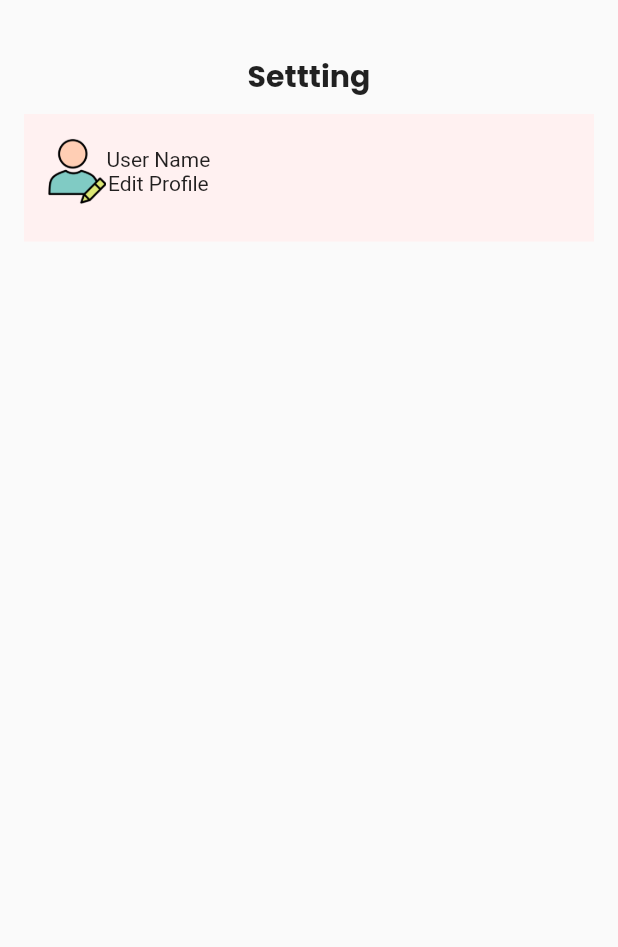
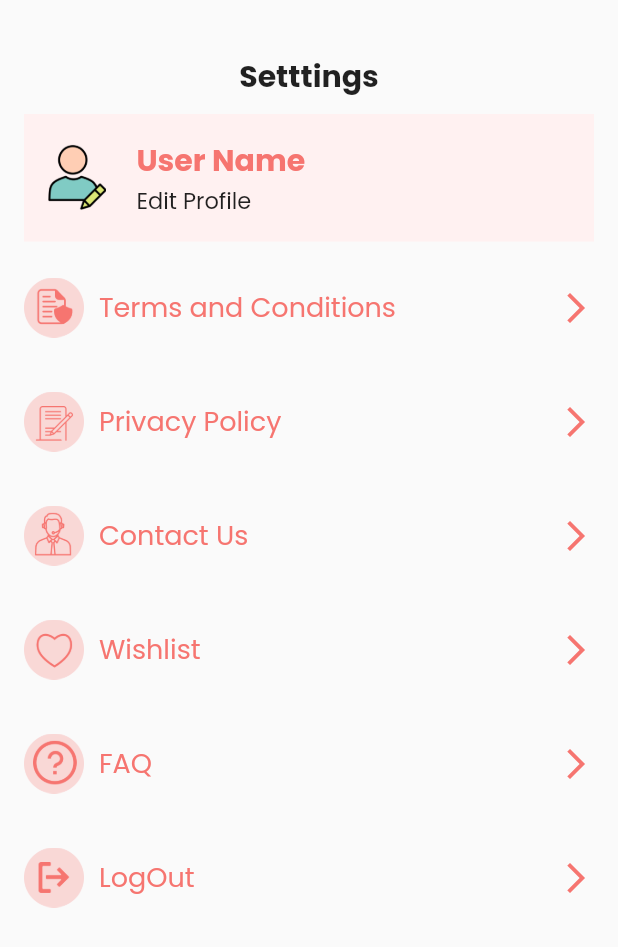
Before and after one commit to shivang2828/firstdose_user_shivang, a Flutter app: the Profile screen opened directly, on a phone screen of 412 x 824 dp. Shown: the top 947 px of the screen. Run offline on Flutter 3.47's test engine with Material 3 defaults, Android fonts, the phone set to English and light mode, and no system bars; our stand-ins replace flutter_image_slideshow, get, google_fonts, pinput, shared_preferences and 1 more; missing offline and left inert: dart:ffi; accounts and stored records are empty.

Commit message:
profile_page

```diff
--- a/lib/Views/Dashboard/Profile/Profile.dart
+++ b/lib/Views/Dashboard/Profile/Profile.dart
@@ -1,8 +1,15 @@
+import 'package:firstdose_user/Controller/WebView.dart';
+import 'package:firstdose_user/Styles/ImageStyle.dart';
+import 'package:firstdose_user/Views/Auth/loginScreen.dart';
 import 'package:flutter/material.dart';
 import 'package:get/get.dart';
 import 'package:get/get_core/src/get_main.dart';
 import 'package:google_fonts/google_fonts.dart';
+import 'package:shared_preferences/shared_preferences.dart';
+import 'package:webview_flutter/webview_flutter.dart';
 import '../../../Styles/ColorStyle.dart';
+import '../../../Styles/CustomTextStyles.dart';
+import '../../../Utils/Const.dart';
 
 class Profile extends StatefulWidget {
   const Profile({super.key});
@@ -12,6 +19,12 @@ class Profile extends StatefulWidget {
 }
 
 class _ProfileState extends State<Profile> {
+  @override
+  void initState() {
+    // TODO: implement initState
+    super.initState();
+  }
+
   @override
   Widget build(BuildContext context) {
     return Scaffold(
@@ -28,7 +41,7 @@ class _ProfileState extends State<Profile> {
                 mainAxisAlignment: MainAxisAlignment.center,
                 children: [
                   Text(
-                    "Settting",
+                    "Setttings",
                     style: GoogleFonts.poppins(
                       fontSize: 20,
                       fontWeight: FontWeight.bold,
@@ -37,7 +50,6 @@ class _ProfileState extends State<Profile> {
                 ],
               ),
               const SizedBox(height: 10),
-
               Container(
                 // alignment: Alignment.centerLeft,
                 height: 85,
@@ -50,26 +62,115 @@ class _ProfileState extends State<Profile> {
                     children: [
                       Row(
                         children: [
-                          Image.asset('assets/images/editProfile.png',
+                          InkWell(
+                            onTap: () {
+                              Get.back();
+                            },
+                            child: Image.asset(
+                              'assets/images/editProfile.png',
                               fit: BoxFit.cover,
                               height: 45,
+
                               // alignment: Alignment.topLeft,
                             ),
-                          const SizedBox(height: 10),
+                          ),
+                          const SizedBox(width: 20),
                           Column(
+                            crossAxisAlignment: CrossAxisAlignment.start,
                             children: [
-                              Text('User Name'),
-                              Text('Edit Profile'),
+                              Text('User Name',
+                                  style: GoogleFonts.poppins(
+                                    fontSize: 20,
+                                    color: ColorStyle.themeColor,
+                                    fontWeight: FontWeight.bold,
+                                  )),
+                              Text('Edit Profile',
+                                  style: GoogleFonts.poppins(
+                                    fontSize: 15,
+                                  )),
                             ],
                           ),
-
                         ],
                       )
-
                     ],
                   ),
                 ),
+              ),
+              const SizedBox(height: 20),
+              InkWell(
+                onTap: () {
+                  Get.to(() => WebView(
+                        url:
+                            'https://kbdevs.com/firstdose/terms-and-conditions',
+                      ));
+                },
+                child: customContainer(
+                    imageName: ImageStyle.termsAndConditions,
+                    name: 'Terms and Conditions'),
+              ),
+              const SizedBox(height: 30),
+              InkWell(
+                onTap: () {
+                  Get.to(() => WebView(
+                        url: 'https://kbdevs.com/firstdose/privacy-policy',
+                      ));
+                },
+                child: customContainer(
+                    imageName: ImageStyle.privacyPolicy,
+                    name: 'Privacy Policy'),
+              ),
+              const SizedBox(height: 30),
+              InkWell(
+                onTap: () {
+                  Get.to(() =>
+                      WebView(url: 'https://kbdevs.com/firstdose/contact-us'));
+                },
+                child: customContainer(
+                  imageName: ImageStyle.contactUs,
+                  name: 'Contact Us',
+                ),
+              ),
+              const SizedBox(height: 30),
+              customContainer(imageName: ImageStyle.wishlist, name: 'Wishlist'),
+              const SizedBox(height: 30),
+              InkWell(
+                  onTap: () {
+                    Get.to(() => WebView(
+                          url: 'https://kbdevs.com/firstdose/faq',
+                        ));
+                  },
+                  child:
+                      customContainer(imageName: ImageStyle.faq, name: 'FAQ')),
+              const SizedBox(height: 30),
+              InkWell(
+                  onTap: () => showDialog<String>(
+                        context: context,
+                        builder: (BuildContext context) => AlertDialog(
+                          title: const Text('Logout'),
+                          content: const Text('Are you Sure, want to logout'),
+                          actions: <Widget>[
+                            TextButton(
+                              onPressed: () => Navigator.pop(context, 'Cancel'),
+                              child: const Text('Cancel'),
+                            ),
+                            TextButton(
+                              onPressed: () async {
+                                SharedPreferences sharedPref =
+                                    await SharedPreferences.getInstance();
+
+                                await sharedPref.clear();
+
+                                // Perform the navigation
+                                Get.offAll(() => LoginScreen());
+                              },
+                              child: const Text('OK'),
                             )
+                          ],
+                        ),
+                      ),
+                  child: customContainer(
+                      imageName: ImageStyle.logout, name: 'LogOut')),
+              const SizedBox(height: 30),
             ],
           )),
         ),
@@ -77,3 +178,38 @@ class _ProfileState extends State<Profile> {
     );
   }
 }
+
+Widget customContainer({required String name, required String imageName}) {
+  return Container(
+    margin: EdgeInsets.only(top: 2),
+    width: double.infinity,
+    height: 44,
+    child: Row(
+      mainAxisAlignment: MainAxisAlignment.spaceBetween,
+      children: [
+        Row(
+          children: [
+            Image.asset(
+              imageName,
+              height: 40,
+              width: 40,
+              color: ColorStyle.themeColor,
+            ),
+            const SizedBox(
+              width: 10,
+            ),
+            Text(
+              name,
+              style: CustomTextStyles.poppinsRegularCustom(
+                  fontSize: 18, color: ColorStyle.themeColor),
+            ),
+          ],
+        ),
+        Icon(
+          Icons.arrow_forward_ios,
+          color: ColorStyle.themeColor,
+        ),
+      ],
+    ),
+  );
+}
--- a/lib/Views/NavigationBar/NavigationBar.dart
+++ b/lib/Views/NavigationBar/NavigationBar.dart
@@ -86,9 +86,9 @@ class _BottomNavBarState extends State<BottomNavBar> {
       case 2:
         return Watchlist();
       case 3:
+        return UploadImage();
+      case 4:
         return Profile();
-      case 4:
-        return UploadImage();
     }
   }
 }
--- a/pubspec.yaml
+++ b/pubspec.yaml
@@ -36,6 +36,7 @@ dependencies:
   pinput: ^5.0.1
   flutter_image_slideshow: ^0.1.6
   shared_preferences: ^2.3.5
+  webview_flutter: ^4.10.0
 
 
 
```
Also changed, not shown: lib/Controller/WebView.dart (added, +31 -0 lines), lib/Controller/otpController.dart (+13 -7 lines), lib/Views/Dashboard/Home/HomeScreen.dart (+2 -19 lines), lib/Views/splashScreen.dart (+0 -16 lines), pubspec.lock, 1 other file. Lines whose indentation alone changed are shown as unchanged.
